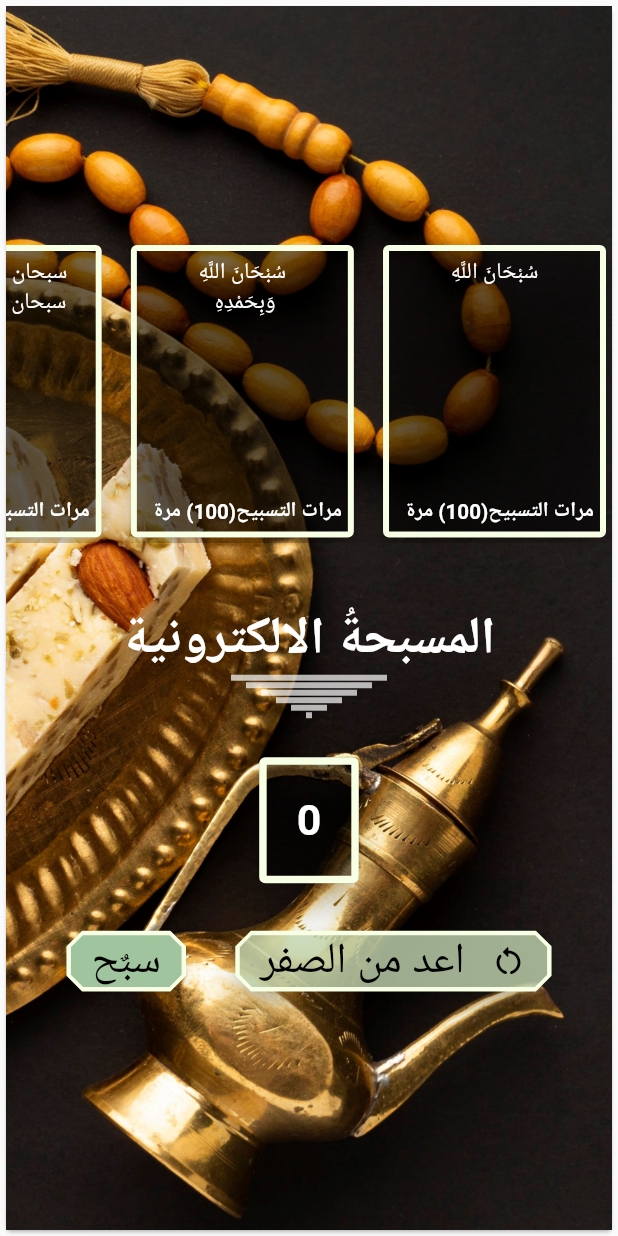
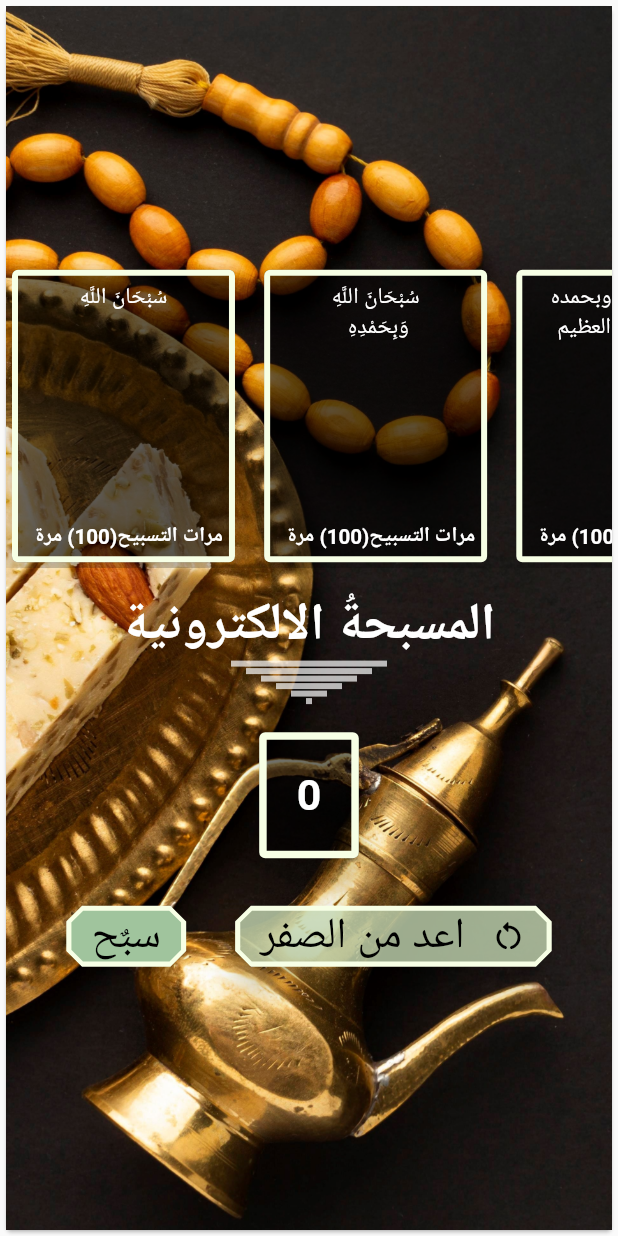
Before and after one commit to TaherSalah/azkary, a Flutter app: the AzkarCounter screen opened directly, on a phone screen of 412 x 824 dp. Run offline on Flutter 3.47's test engine with Material 2 defaults, Android fonts, the light colour scheme and no system bars; our stand-ins replace dio, flutter_rating_bar, flutter_screenutil, google_fonts; network calls fail; Roboto replaces fonts that are missing (Cairo).

```diff
--- a/lib/app/model/sabah_model.dart
+++ b/lib/app/model/sabah_model.dart
@@ -1,5 +1,5 @@
 List<String> azkarSabah = [
-  "أَعُوذُ بِاللهِ مِنْ الشَّيْطَانِ الرَّجِيمِ \n'الله لا إلـه إلا هو الحي القيوم لا تأخذه سنة ولا نوم له ما في السماوات وما في الأرض من ذا الذي يشفع عنده إلا بإذنه يعلم ما بين أيديهم وما خلفهم ولا يحيطون بشيء من علمه إلا بما شاء وسع كرسيه السماوات والأرض ولا يؤوده حفظهما وهو العلي العظيم(۲٥٥)'",
+  "أَعُوذُ بِاللهِ مِنْ الشَّيْطَانِ الرَّجِيمِ \n'الله لا إلـه إلا هو الحي القيوم لا تأخذه سنة ولا نوم له ما في السماوات وما في الأرض من ذا الذي يشفع عنده إلا بإذنه يعلم ما بين أيديهم وما خلفهم ولا يحيطون بشيء من علمه إلا بما شاء وسع كرسيه السماوات والأرض ولا يؤوده حفظهما وهو العلي العظيم(۲٥٥)",
   "بِسْمِ اللَّهِ الرَّحْمَنِ الرَّحِيم\n"
       "قُلْ هُوَ اللَّهُ أَحَدٌ ﴿۱﴾ اللَّهُ الصَّمَدُ ﴿۲﴾ لَمْ يَلِدْ وَلَمْ يُولَدْ﴿۳﴾ وَلَمْ يَكُنْ لَهُ كُفُوًا أَحَدٌ ﴿٤﴾.",
   "بِسْمِ اللَّهِ الرَّحْمَنِ الرَّحِيم\n"
--- a/lib/app/shard/widgets/azkar_item_builder.dart
+++ b/lib/app/shard/widgets/azkar_item_builder.dart
@@ -28,7 +28,7 @@ class _AzkerItemBuilderState extends State<AzkerItemBuilder> {
         SizedBox(
           width: double.infinity,
           child: Padding(
-            padding:  EdgeInsets.all(8.0),
+            padding: const EdgeInsets.all(8.0),
             child: Card(
                 elevation: 14,
                 child: Padding(
@@ -59,10 +59,10 @@ class _AzkerItemBuilderState extends State<AzkerItemBuilder> {
         CircleAvatar(
           backgroundColor:const   Color(AppColor.primaryColor),
           child: Text(
-            '${widget.azkarRepate}',
+            widget.azkarRepate,
             textAlign: TextAlign.start,
             style: GoogleFonts.cairo(
-                color: Colors.black, fontWeight: FontWeight.w400),
+                color: Colors.white, fontWeight: FontWeight.bold),
           ),
         )
       ],
--- a/lib/app/shard/widgets/counter_widget_builder.dart
+++ b/lib/app/shard/widgets/counter_widget_builder.dart
@@ -44,7 +44,6 @@ class _CounterWidgetBuilderState extends State<CounterWidgetBuilder> {
                     physics: const BouncingScrollPhysics(),
                     scrollDirection: Axis.horizontal,
                     itemCount: azkarContent.length,
-                    reverse: true,
                     shrinkWrap: true,
                     itemBuilder: (context, index) {
                       return Container(
@@ -122,7 +121,7 @@ class _CounterWidgetBuilderState extends State<CounterWidgetBuilder> {
                       );
                     }),
               ),
-              const Padding(padding: EdgeInsets.symmetric(vertical: 20)),
+              const Padding(padding: EdgeInsets.symmetric(vertical: 7)),
               Text('المسبحةُ الالكترونية',
                   style: GoogleFonts.cairo(
                       fontSize: 30.sp,
@@ -130,7 +129,7 @@ class _CounterWidgetBuilderState extends State<CounterWidgetBuilder> {
                       fontWeight: FontWeight.bold)),
               countDivider(),
               SizedBox(
-                height: 18.h,
+                height: 12.h,
               ),
               Card(
                 elevation: 10,
@@ -159,17 +158,17 @@ class _CounterWidgetBuilderState extends State<CounterWidgetBuilder> {
                 mainAxisAlignment: MainAxisAlignment.center,
                 children: [
                   ElevatedButton(
-                      style: const ButtonStyle(
+                      style:  ButtonStyle(
                           shape: MaterialStatePropertyAll(
                               BeveledRectangleBorder(
                                   borderRadius:
-                                      BorderRadius.all(Radius.circular(
+                                      const BorderRadius.all(Radius.circular(
                                     10,
                                   )),
                                   side: BorderSide(
-                                    width: 1.5,
-                                      color: Color(AppColor.whiteColor)))),
-                          backgroundColor: MaterialStatePropertyAll(
+                                    width: 1.5.w,
+                                      color: const Color(AppColor.whiteColor)))),
+                          backgroundColor: const MaterialStatePropertyAll(
                               Color(AppColor.secondaryColor))),
                       onPressed: () {
                         controller.incrementCount();
@@ -183,15 +182,15 @@ class _CounterWidgetBuilderState extends State<CounterWidgetBuilder> {
                   ElevatedButton(
 
                       style: ButtonStyle(
-                          shape: const MaterialStatePropertyAll(
+                          shape:  MaterialStatePropertyAll(
                               BeveledRectangleBorder(
                                   borderRadius:
-                                  BorderRadius.all(Radius.circular(
+                                  const BorderRadius.all(Radius.circular(
                                     10,
                                   )),
                                   side: BorderSide(
-                                      width: 1.5,
-                                      color: Color(AppColor.whiteColor)))),
+                                      width: 1.5.w,
+                                      color: const Color(AppColor.whiteColor)))),
 
                           elevation: const MaterialStatePropertyAll(8),
                           backgroundColor: MaterialStatePropertyAll(
--- a/lib/app/views/azkar_sabah.dart
+++ b/lib/app/views/azkar_sabah.dart
@@ -1,5 +1,3 @@
-
-
 
 import 'package:azkary/app/shard/exports/all_exports.dart';
 
--- a/lib/app/views/splash.dart
+++ b/lib/app/views/splash.dart
@@ -17,7 +17,7 @@ class _SplashScreenState extends State<SplashScreen> {
   void initState() {
     super.initState();
     Timer(
-        const Duration(seconds: 3),
+        const Duration(seconds: 4),
         () => Navigator.pushReplacement(context,
             MaterialPageRoute(builder: (context) => const HomeScreen())));
   }
```
Also changed, not shown: 1 other file.
